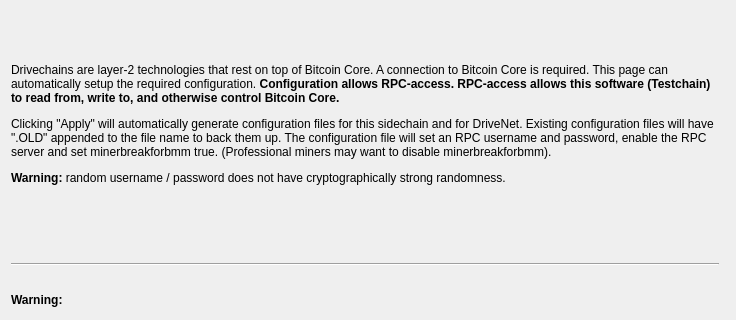
Qt form src/qt/forms/confgeneratordialog.ui (skydogenet/sidechains) before a commit; both pictures show x 0 to 736 and y 0 to 320 of the 736 by 570 pixel window.
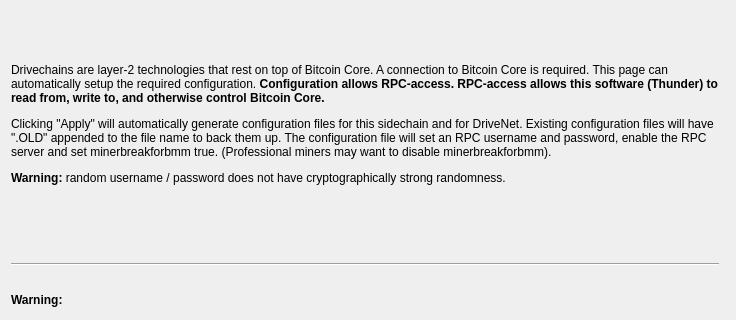
The same form after that commit. Icons and pictures are not drawn.

Commit message: Renaming to Thunder

Patch:
```diff
--- a/src/qt/forms/confgeneratordialog.ui
+++ b/src/qt/forms/confgeneratordialog.ui
@@ -74,7 +74,7 @@
       <number>0</number>
      </property>
      <property name="text">
-      <string>&lt;html&gt;&lt;head/&gt;&lt;body&gt;&lt;p&gt;Drivechains are layer-2 technologies that rest on top of Bitcoin Core. A connection to Bitcoin Core is required. This page can automatically setup the required configuration. &lt;span style=&quot; font-weight:600;&quot;&gt;Configuration allows RPC-access. RPC-access allows this software (Testchain) to read from, write to, and otherwise control Bitcoin Core.&lt;/span&gt;&lt;/p&gt;&lt;p&gt;Clicking &amp;quot;Apply&amp;quot; will automatically generate configuration files for this sidechain and for DriveNet. Existing configuration files will have &amp;quot;.OLD&amp;quot; appended to the file name to back them up. The configuration file will set an RPC username and password, enable the RPC server and set minerbreakforbmm true. (Professional miners may want to disable minerbreakforbmm). &lt;/p&gt;&lt;p&gt;&lt;span style=&quot; font-weight:600;&quot;&gt;Warning:&lt;/span&gt; random username / password does not have cryptographically strong randomness.&lt;/p&gt;&lt;/body&gt;&lt;/html&gt;</string>
+      <string>&lt;html&gt;&lt;head/&gt;&lt;body&gt;&lt;p&gt;Drivechains are layer-2 technologies that rest on top of Bitcoin Core. A connection to Bitcoin Core is required. This page can automatically setup the required configuration. &lt;span style=&quot; font-weight:600;&quot;&gt;Configuration allows RPC-access. RPC-access allows this software (Thunder) to read from, write to, and otherwise control Bitcoin Core.&lt;/span&gt;&lt;/p&gt;&lt;p&gt;Clicking &amp;quot;Apply&amp;quot; will automatically generate configuration files for this sidechain and for DriveNet. Existing configuration files will have &amp;quot;.OLD&amp;quot; appended to the file name to back them up. The configuration file will set an RPC username and password, enable the RPC server and set minerbreakforbmm true. (Professional miners may want to disable minerbreakforbmm). &lt;/p&gt;&lt;p&gt;&lt;span style=&quot; font-weight:600;&quot;&gt;Warning:&lt;/span&gt; random username / password does not have cryptographically strong randomness.&lt;/p&gt;&lt;/body&gt;&lt;/html&gt;</string>
      </property>
      <property name="textFormat">
       <enum>Qt::AutoText</enum>
```
The commit also changes 172 other files.
